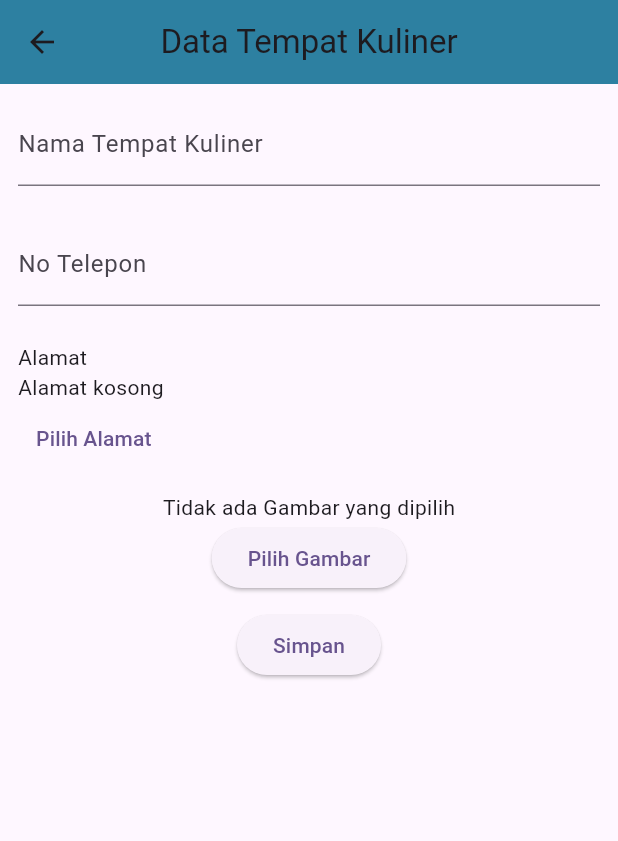
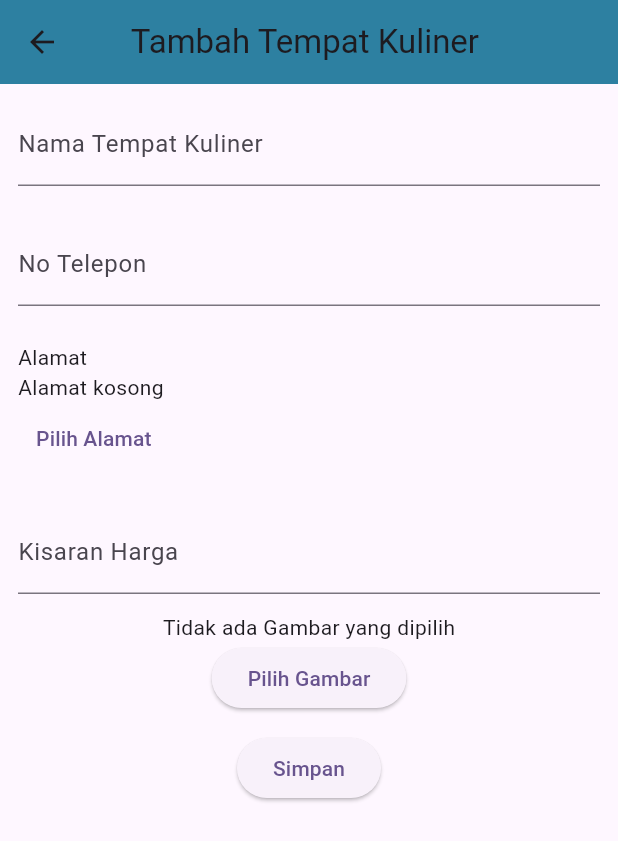
Before and after one commit to bahtera1/ucp2, a Flutter app: the screen it shows after launch, after a tap on the "add" icon, on a phone screen of 412 x 824 dp. Shown: the top 841 px of the screen. Run offline on Flutter 3.47's test engine with Material 3 defaults, Android fonts, the phone set to English and light mode, and no system bars; our stand-ins replace geocoding, geolocator, google_maps_flutter, image_picker; network calls fail.

Commit message:
tambah api

```diff
--- a/lib/data/service/kuliner_service.dart
+++ b/lib/data/service/kuliner_service.dart
@@ -3,7 +3,7 @@ import 'dart:io';
 import 'package:http/http.dart' as http;
 
 class KulinerService {
-  final String baseUrl = 'https://paml.tatiumy.com/api/';
+  final String baseUrl = 'http://127.0.0.1:8000/';
   final String endpoint = 'people';
 
   Uri getUri(String path) {
@@ -37,7 +37,7 @@ class KulinerService {
       );
       if (response.statusCode == 200) {
         final Map<String, dynamic> decodedResponse = json.decode(response.body);
-        return decodedResponse['kuliner'];
+        return decodedResponse['people'];
       } else {
         throw Exception('Failed to load kuliner: ${response.reasonPhrase}');
       }
@@ -46,6 +46,7 @@ class KulinerService {
       return []; // Return an empty list instead of null
     }
   }
+
   // Future<List<dynamic>> fetchPeople() async {
   //   var response = await http.get(
   //     getUri(endpoint),
@@ -56,7 +57,7 @@ class KulinerService {
   //   if (response.statusCode == 200) {
   //     final Map<String, dynamic> decodedResponse = json.decode(response.body);
   //     return decodedResponse[
-  //         'kuliner']; // Akses array people dari objek response
+  //         'people']; // Akses array people dari objek response
   //   } else {
   //     throw Exception('Failed to load kuliner: ${response.reasonPhrase}');
   //   }
--- a/lib/domain/model/kuliner_model.dart
+++ b/lib/domain/model/kuliner_model.dart
@@ -5,25 +5,27 @@ class Kuliner {
   final String namakuliner;
   final String notelepon;
   final String alamat;
+  final String harga;
   final String gambar;
-  Kuliner({
-    required this.namakuliner,
+  Kuliner(
+      {required this.namakuliner,
       required this.notelepon,
       required this.alamat,
       required this.gambar,
-  });
+      required this.harga});
 
-  Kuliner copyWith({
-    String? namakuliner,
+  Kuliner copyWith(
+      {String? namakuliner,
       String? notelepon,
       String? alamat,
       String? gambar,
-  }) {
+      String? harga}) {
     return Kuliner(
       namakuliner: namakuliner ?? this.namakuliner,
       notelepon: notelepon ?? this.notelepon,
       alamat: alamat ?? this.alamat,
       gambar: gambar ?? this.gambar,
+      harga: harga ?? this.harga,
     );
   }
 
@@ -34,6 +36,7 @@ class Kuliner {
     result.addAll({'notelepon': notelepon});
     result.addAll({'alamat': alamat});
     result.addAll({'gambar': gambar});
+    result.addAll({'harga': harga});
 
     return result;
   }
@@ -44,7 +47,7 @@ class Kuliner {
         notelepon: map['notelepon'] ?? '',
         alamat: map['alamat'] ?? '',
         gambar: map['gambar'] ?? '',
-    );
+        harga: map['harga'] ?? '');
   }
 
   String toJson() => json.encode(toMap());
@@ -54,7 +57,7 @@ class Kuliner {
 
   @override
   String toString() {
-    return 'Kuliner(namakuliner: $namakuliner, notelepon: $notelepon, alamat: $alamat, gambar: $gambar)';
+    return 'Kuliner(namakuliner: $namakuliner, notelepon: $notelepon, alamat: $alamat, gambar: $gambar, harga:$harga)';
   }
 
   @override
@@ -65,6 +68,7 @@ class Kuliner {
         other.namakuliner == namakuliner &&
         other.notelepon == notelepon &&
         other.alamat == alamat &&
+        other.harga == harga &&
         other.gambar == gambar;
   }
 
@@ -73,6 +77,7 @@ class Kuliner {
     return namakuliner.hashCode ^
         notelepon.hashCode ^
         alamat.hashCode ^
+        harga.hashCode ^
         gambar.hashCode;
   }
 }
--- a/lib/screen/form_screen.dart
+++ b/lib/screen/form_screen.dart
@@ -23,6 +23,7 @@ class _FormScreenState extends State<FormScreen> {
   final _namakulinerController = TextEditingController();
   final _noteleponController = TextEditingController();
   final _alamatController = TextEditingController();
+  final _hargaController = TextEditingController();
 
   final KulinerController _personController = KulinerController();
 
@@ -45,7 +46,7 @@ class _FormScreenState extends State<FormScreen> {
   Widget build(BuildContext context) {
     return Scaffold(
       appBar: AppBar(
-        title: Text("Data Tempat Kuliner"),
+        title: Text("Tambah Tempat Kuliner "),
         centerTitle: true,
         backgroundColor: Color.fromARGB(255, 45, 128, 161),
       ),
@@ -120,6 +121,15 @@ class _FormScreenState extends State<FormScreen> {
                   ],
                 ),
               ),
+              Container(
+                margin: EdgeInsets.all(12),
+                child: TextFormField(
+                  decoration: InputDecoration(
+                      labelText: "Kisaran Harga",
+                      hintText: "Masukkan Kisaran Harga"),
+                  controller: _hargaController,
+                ),
+              ),
               _image == null
                   ? const Text("Tidak ada Gambar yang dipilih")
                   : Image.file(_image!),
@@ -130,18 +140,18 @@ class _FormScreenState extends State<FormScreen> {
                 child: const Text("Pilih Gambar"),
               ),
               Container(
-                margin: const EdgeInsets.all(10),
+                margin: const EdgeInsets.all(12),
                 child: ElevatedButton(
                   onPressed: () async {
                     if (_formKey.currentState!.validate()) {
                       _formKey.currentState!.save();
                       //Proses simpan data
                       Kuliner _person = Kuliner(
-                        namakuliner: _namakulinerController.text,
-                        notelepon: _noteleponController.text,
-                        alamat: _alamat ?? '',
-                        gambar: _image!.path,
-                      );
+                          namakuliner: _namakulinerController.text,
+                          notelepon: _noteleponController.text,
+                          alamat: _alamat ?? '',
+                          gambar: _image!.path,
+                          harga: _hargaController.text);
                       var result =
                           await _personController.addKuliner(_person, _image);
                       ScaffoldMessenger.of(context).showSnackBar(
--- a/lib/screen/login_screen/login_screen.dart
+++ b/lib/screen/login_screen/login_screen.dart
@@ -16,7 +16,7 @@ class LoginScreen extends StatelessWidget {
       body: SafeArea(
           child: Center(
         child: Padding(
-          padding: const EdgeInsets.all(8.0),
+          padding: const EdgeInsets.all(10.0),
           child: Column(children: [
             const HeaderWidget(),
             FormWidget(
--- a/lib/screen/pertama_screen.dart
+++ b/lib/screen/pertama_screen.dart
@@ -23,7 +23,7 @@ class _PertamaScreenState extends State<PertamaScreen> {
   Widget build(BuildContext context) {
     return Scaffold(
       appBar: AppBar(
-        title: Text('Daftar Kuliner'),
+        title: Text('Tempat Kuliner'),
       ),
       body: FutureBuilder<List<Kuliner>>(
         future: _controller.getKuliner(),
--- a/lib/widget/login/footer_widget.dart
+++ b/lib/widget/login/footer_widget.dart
@@ -13,7 +13,7 @@ class FooterWidget extends StatelessWidget {
     return Column(
       children: [
         Padding(
-          padding: const EdgeInsets.only(top: 45, bottom: 35),
+          padding: const EdgeInsets.only(top: 45, bottom: 55),
           child: ElevatedButton(
             onPressed: onPressedLogin,
             child: const Text("MASUK"),
```
Also changed, not shown: lib/presentation/controller/kuliner_controller.dart (+5 -4 lines), lib/widget/login/header_widget.dart (+4 -3 lines). Lines whose indentation alone changed are shown as unchanged.
